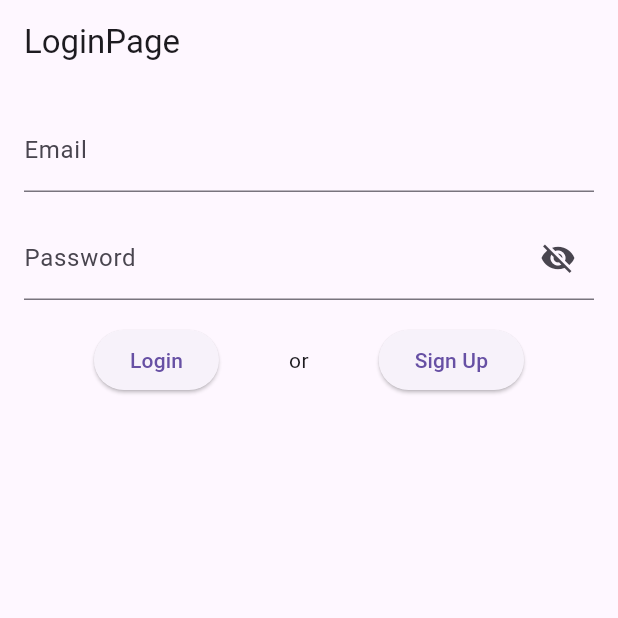
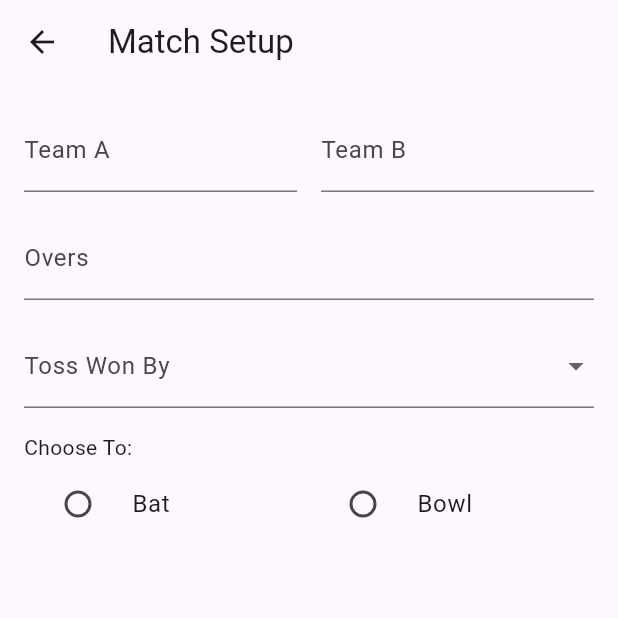
Before and after one commit to Padmakumar18/Cricket-Scoreboard, a Flutter app: the screen it shows after launch, on a phone screen of 412 x 824 dp, the top half of it. Run offline on Flutter 3.47's test engine with Material 3 defaults, Android fonts, the phone set to English and light mode, and no system bars.

Commit message:
Main page added

```diff
--- a/Frontend/lib/main.dart
+++ b/Frontend/lib/main.dart
@@ -1,8 +1,10 @@
 import 'package:flutter/material.dart';
-import 'package:my_app/screens/login.dart';
+import 'package:my_app/screens/LoginPage.dart';
 import 'package:my_app/screens/SignupPage.dart';
+import 'package:my_app/screens/MainPage.dart';
 
-void main() {
+ValueNotifier<ThemeMode> themeNotifier = ValueNotifier(ThemeMode.system);
+Future<void> main() async {
   runApp(const MyApp());
 }
 
@@ -11,14 +13,27 @@ class MyApp extends StatelessWidget {
 
   @override
   Widget build(BuildContext context) {
-    return MaterialApp(
-      title: 'Login App',
-      debugShowCheckedModeBanner: false,
-      initialRoute: '/',
-      routes: {
-        '/': (context) => const LoginPage(emailId: '', password: ''),
-        '/LoginPage': (context) => const LoginPage(emailId: '', password: ''),
-        '/SignupPage': (context) => const SignupPage(),
+    return ValueListenableBuilder<ThemeMode>(
+      valueListenable: themeNotifier,
+      builder: (context, mode, _) {
+        return MaterialApp(
+          title: 'Cricket Scoreboard',
+          debugShowCheckedModeBanner: false,
+          theme: ThemeData(
+            brightness: Brightness.light,
+            primarySwatch: Colors.indigo,
+          ),
+          darkTheme: ThemeData(brightness: Brightness.dark),
+          themeMode: mode,
+          initialRoute: '/MainPage',
+          routes: {
+            '/': (context) => const LoginPage(emailId: '', password: ''),
+            '/LoginPage': (context) =>
+                const LoginPage(emailId: '', password: ''),
+            '/SignupPage': (context) => const SignupPage(),
+            '/MainPage': (context) => const MainPage(),
+          },
+        );
       },
     );
   }
--- /dev/null
+++ b/Frontend/lib/screens/MainPage.dart
@@ -0,0 +1,131 @@
+import 'package:flutter/material.dart';
+
+class MainPage extends StatefulWidget {
+  const MainPage({super.key});
+
+  @override
+  State<MainPage> createState() => _MainPageState();
+}
+
+enum TossDecision { bat, bowl }
+
+class _MainPageState extends State<MainPage> {
+  late TextEditingController teamAController;
+  late TextEditingController teamBController;
+  late TextEditingController oversController;
+  late TextEditingController playersCountController;
+
+  String? tossWonBy;
+  TossDecision? chooseTo;
+
+  @override
+  void initState() {
+    super.initState();
+    teamAController = TextEditingController();
+    teamBController = TextEditingController();
+    oversController = TextEditingController();
+    playersCountController = TextEditingController();
+  }
+
+  @override
+  void dispose() {
+    teamAController.dispose();
+    teamBController.dispose();
+    oversController.dispose();
+    playersCountController.dispose();
+    super.dispose();
+  }
+
+  @override
+  Widget build(BuildContext context) {
+    List<String> teamOptions = [
+      teamAController.text.isEmpty ? 'Team A' : teamAController.text,
+      teamBController.text.isEmpty ? 'Team B' : teamBController.text,
+    ];
+
+    return Scaffold(
+      appBar: AppBar(title: const Text("Match Setup")),
+      body: Padding(
+        padding: const EdgeInsets.all(16.0),
+        child: Column(
+          crossAxisAlignment: CrossAxisAlignment.start,
+          children: [
+            Row(
+              children: [
+                Expanded(
+                  child: TextFormField(
+                    controller: teamAController,
+                    decoration: const InputDecoration(labelText: 'Team A'),
+                    onChanged: (_) => setState(() {}),
+                  ),
+                ),
+                const SizedBox(width: 16),
+                Expanded(
+                  child: TextFormField(
+                    controller: teamBController,
+                    decoration: const InputDecoration(labelText: 'Team B'),
+                    onChanged: (_) => setState(() {}),
+                  ),
+                ),
+              ],
+            ),
+            const SizedBox(height: 16),
+
+            TextFormField(
+              controller: oversController,
+              decoration: const InputDecoration(labelText: 'Overs'),
+              keyboardType: TextInputType.number,
+            ),
+            const SizedBox(height: 16),
+
+            DropdownButtonFormField<String>(
+              value: tossWonBy,
+              decoration: const InputDecoration(labelText: 'Toss Won By'),
+              items: teamOptions.map((team) {
+                return DropdownMenuItem<String>(value: team, child: Text(team));
+              }).toList(),
+              onChanged: (value) {
+                setState(() {
+                  tossWonBy = value;
+                });
+              },
+            ),
+
+            const SizedBox(height: 16),
+
+            /// Choose To
+            const Text("Choose To:"),
+            Row(
+              children: [
+                Expanded(
+                  child: RadioListTile<TossDecision>(
+                    title: const Text('Bat'),
+                    value: TossDecision.bat,
+                    groupValue: chooseTo,
+                    onChanged: (TossDecision? value) {
+                      setState(() {
+                        chooseTo = value;
+                      });
+                    },
+                  ),
+                ),
+                Expanded(
+                  child: RadioListTile<TossDecision>(
+                    title: const Text('Bowl'),
+                    value: TossDecision.bowl,
+                    groupValue: chooseTo,
+                    onChanged: (TossDecision? value) {
+                      setState(() {
+                        chooseTo = value;
+                      });
+                    },
+                  ),
+                ),
+              ],
+            ),
+          ],
+        ),
+      ),
+    );
+  }
+}
```
Also changed, not shown: Frontend/lib/screens/LoginPage.dart (renamed from Frontend/lib/screens/login.dart).
